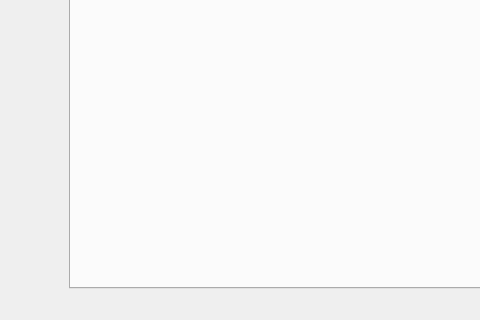
Above: ui/mainwindow.ui from DomiTP/GitHub-Manager before the change; both pictures show x 0 to 480 and y 357 to 677 of the 1020 by 677 pixel window. Below: the same form after it.
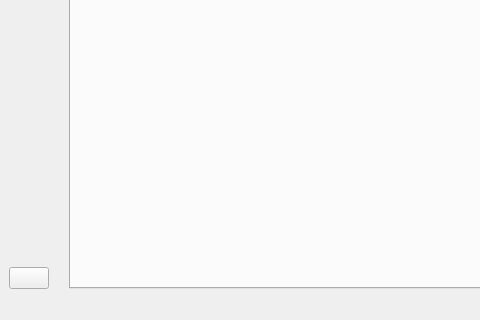
That is the form after the change. The open tabs and pages were chosen to show the change. Icons and pictures are not drawn. Custom widgets are drawn as their Qt base class.

What changed in the file:
```diff
--- a/ui/mainwindow.ui
+++ b/ui/mainwindow.ui
@@ -134,6 +134,19 @@
         </property>
        </spacer>
       </item>
+         <item>
+             <widget class="QPushButton" name="infoButton">
+                 <property name="sizePolicy">
+                     <sizepolicy hsizetype="Fixed" vsizetype="Fixed">
+                         <horstretch>0</horstretch>
+                         <verstretch>0</verstretch>
+                     </sizepolicy>
+                 </property>
+                 <property name="text">
+                     <string/>
+                 </property>
+             </widget>
+         </item>
      </layout>
     </item>
     <item>
```
Left out of the diff: 1 changed line with no effect on the pictures. Lines whose indentation alone changed are shown as unchanged.
